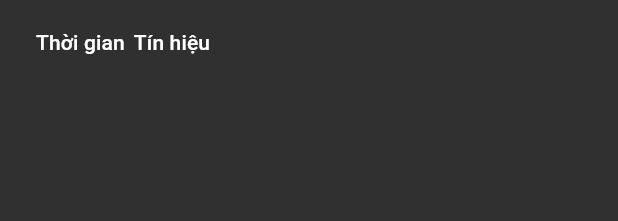
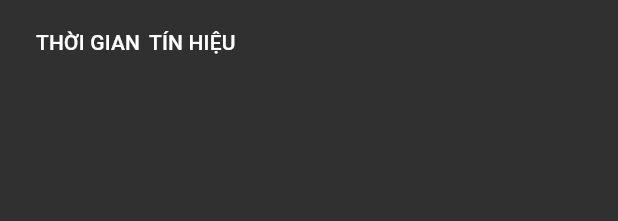
Before and after one commit to dearvn/goldvn, a Flutter app: the AlertsCardWidget widget shown alone on an empty page, opened directly with empty values, on a phone screen of 412 x 824 dp. Shown: the top 221 px of the screen. Run offline on Flutter 3.47's test engine with Material 2 defaults, Android fonts, the phone set to English and light mode, and no system bars; our stand-ins replace bloc, dio, flutter_bloc, flutter_offline, flutter_spinkit, font_awesome_flutter and 4 more; missing offline and left inert: connectivity_for_web; network calls fail.

```diff
--- a/lib/widgets/alerts/alerts_card/alerts_card.dart
+++ b/lib/widgets/alerts/alerts_card/alerts_card.dart
@@ -14,10 +14,10 @@ class AlertsCardWidget extends StatelessWidget {
         columnSpacing: 6,
         columns: <DataColumn>[
           DataColumn(
-            label: Text('Thời gian'),
+            label: Text('THỜI GIAN'),
           ),
           DataColumn(
-            label: Text("Tín hiệu"),
+            label: Text("TÍN HIỆU"),
           ),
         ],
         rows: alerts
```
